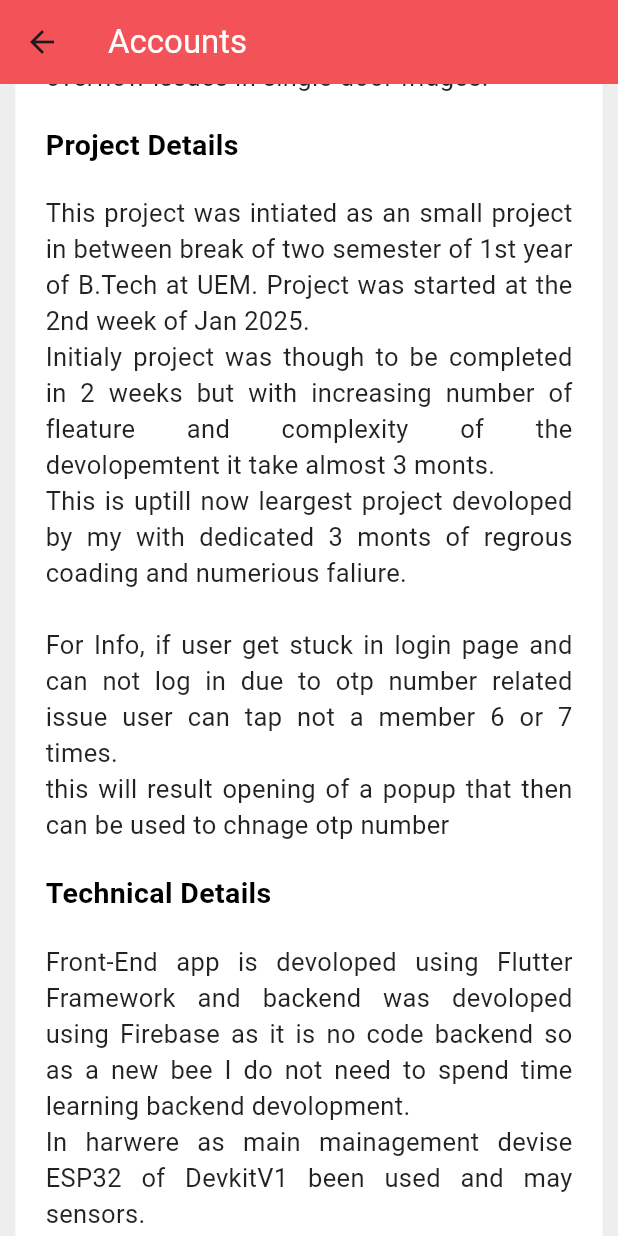
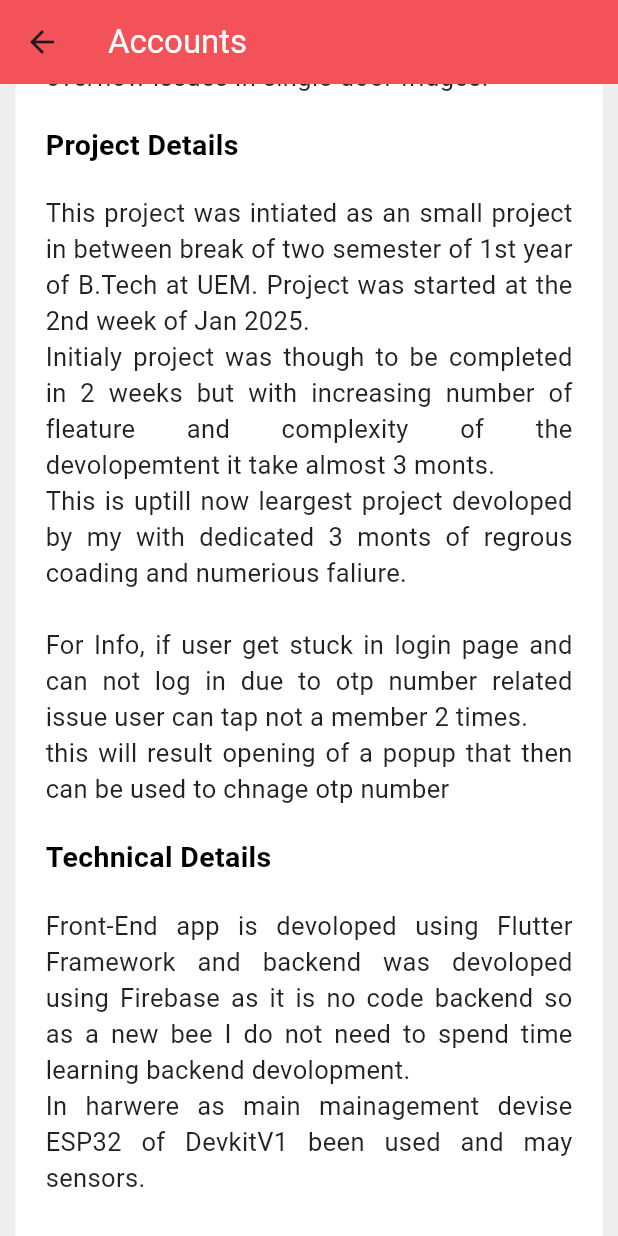
Before and after one commit to grahamnickbel23/Smart-Water-Monitor, a Flutter app: the AccountsPage screen opened directly, scrolled down 576 dp, on a phone screen of 412 x 824 dp. Run offline on Flutter 3.47's test engine with Material 3 defaults, Android fonts, the phone set to English and light mode, and no system bars; our stand-ins replace cloud_firestore, firebase_auth, firebase_core, firebase_database, flutter_local_notifications, flutter_secure_storage and 7 more; missing offline and left inert: no_screenshot; accounts and stored records are empty; generated files the repository leaves out were written again; network calls fail.

```diff
--- a/lib/pages/E. Accounts/accounts_page.dart
+++ b/lib/pages/E. Accounts/accounts_page.dart
@@ -165,7 +165,7 @@ class AccountsPage extends StatelessWidget {
                       'This project was intiated as an small project in between break of two semester of 1st year of B.Tech at UEM. Project was started at the 2nd week of Jan 2025. \n'
                       'Initialy project was though to be completed in 2 weeks but with increasing number of fleature and complexity of the devolopemtent it take almost 3 monts. \n'
                       'This is uptill now leargest project devoloped by my with dedicated 3 monts of regrous coading and numerious faliure. \n \n'
-                      'For Info, if user get stuck in login page and can not log in due to otp number related issue user can tap not a member 6 or 7 times. \n'
+                      'For Info, if user get stuck in login page and can not log in due to otp number related issue user can tap not a member 2 times. \n'
                       'this will result opening of a popup that then can be used to chnage otp number',
                       style: TextStyle(fontSize: 17, color: Colors.black87),
                       textAlign: TextAlign.justify,
```
